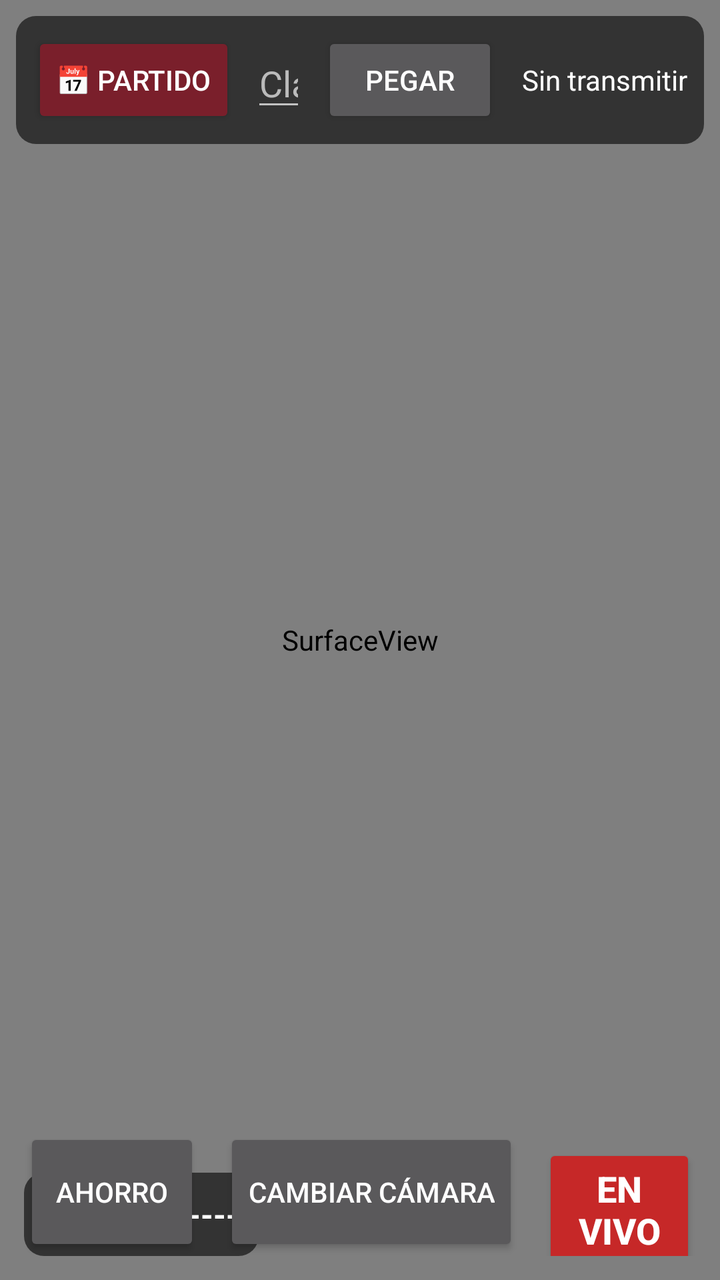
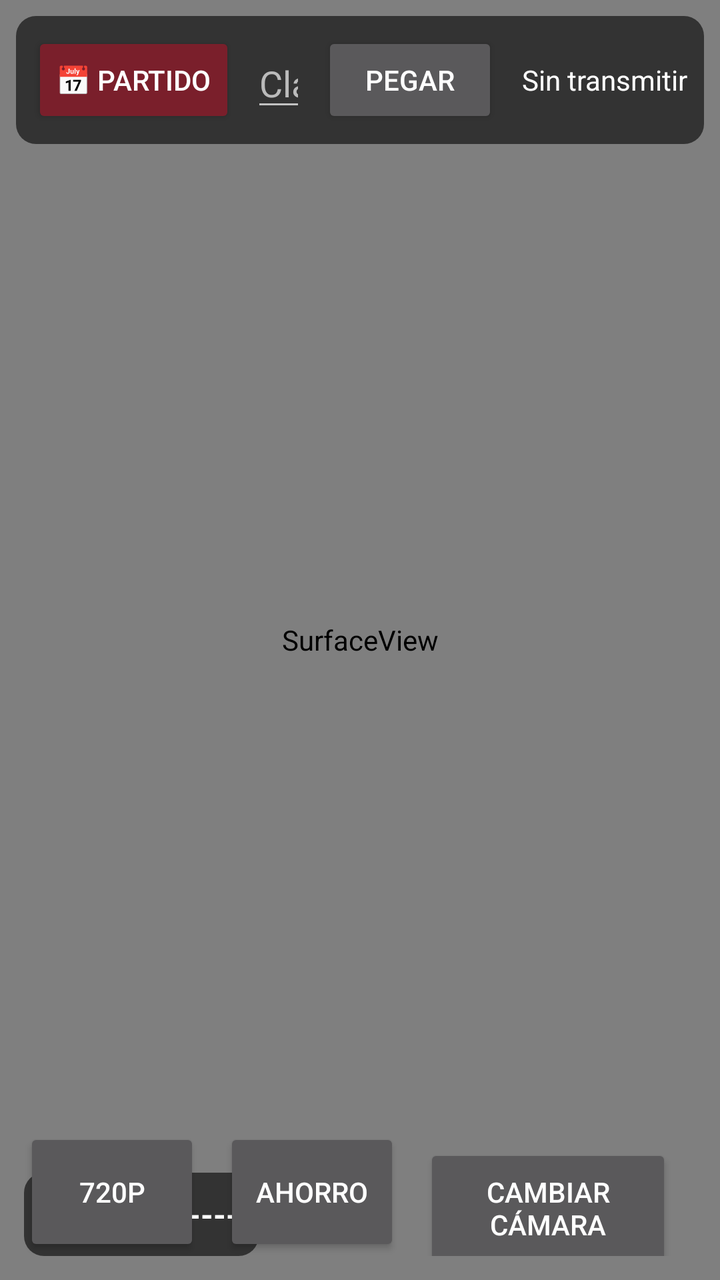

An Android layout rendered at two revisions. The XML below is the earlier revision; the diff shows what the commit changed to produce the second picture.
<!-- AndroidManifest.xml: application theme Theme.LaPenaLive -->
<!-- res/layout/activity_main.xml -->
<?xml version="1.0" encoding="utf-8"?>
<FrameLayout xmlns:android="http://schemas.android.com/apk/res/android"
  android:id="@+id/root"
  android:layout_width="match_parent"
  android:layout_height="match_parent"
  android:keepScreenOn="true"
  android:background="@android:color/black">

  <SurfaceView
    android:id="@+id/surfaceView"
    android:layout_width="match_parent"
    android:layout_height="match_parent" />

  
  <LinearLayout
    android:layout_width="match_parent"
    android:layout_height="wrap_content"
    android:layout_gravity="top"
    android:orientation="vertical">

  <LinearLayout
    android:id="@+id/topPanel"
    android:layout_width="match_parent"
    android:layout_height="wrap_content"
    android:layout_margin="8dp"
    android:background="@drawable/panel_bg"
    android:orientation="horizontal"
    android:padding="8dp"
    android:gravity="center_vertical">

    <Button
      android:id="@+id/btnMatch"
      android:layout_width="wrap_content"
      android:layout_height="wrap_content"
      android:layout_marginEnd="8dp"
      android:backgroundTint="#7A1F2B"
      android:textColor="@android:color/white"
      android:text="📅 PARTIDO" />

    <EditText
      android:id="@+id/etKey"
      android:layout_width="0dp"
      android:layout_height="wrap_content"
      android:layout_weight="1"
      android:hint="@string/hint_key"
      android:inputType="textPassword"
      android:imeOptions="actionDone|flagNoExtractUi|flagNoFullscreen"
      android:singleLine="true"
      android:textColor="@android:color/white"
      android:textColorHint="#BBBBBB" />

    <Button
      android:id="@+id/btnPaste"
      android:layout_width="wrap_content"
      android:layout_height="wrap_content"
      android:layout_marginStart="8dp"
      android:text="PEGAR" />

    <TextView
      android:id="@+id/tvStatus"
      android:layout_width="wrap_content"
      android:layout_height="wrap_content"
      android:layout_marginStart="12dp"
      android:text="Sin transmitir"
      android:textColor="@android:color/white"
      android:textSize="14sp" />
  </LinearLayout>

  <TextView
    android:id="@+id/tvMatch"
    android:layout_width="wrap_content"
    android:layout_height="wrap_content"
    android:layout_marginStart="8dp"
    android:background="@drawable/panel_bg"
    android:paddingStart="10dp"
    android:paddingEnd="10dp"
    android:paddingTop="4dp"
    android:paddingBottom="4dp"
    android:textColor="@android:color/white"
    android:visibility="gone" />
  </LinearLayout>

  
  <TextView
    android:id="@+id/tvCode"
    android:layout_width="wrap_content"
    android:layout_height="wrap_content"
    android:layout_gravity="bottom|start"
    android:layout_margin="12dp"
    android:background="@drawable/panel_bg"
    android:padding="10dp"
    android:text="Código: ------"
    android:textColor="@android:color/white"
    android:textSize="16sp"
    android:textStyle="bold" />

  
  <LinearLayout
    android:layout_width="wrap_content"
    android:layout_height="wrap_content"
    android:layout_gravity="bottom|end"
    android:layout_margin="12dp"
    android:orientation="horizontal">

    <Button
      android:id="@+id/btnSaver"
      android:layout_width="wrap_content"
      android:layout_height="64dp"
      android:layout_marginEnd="12dp"
      android:text="AHORRO" />

    <Button
      android:id="@+id/btnSwitch"
      android:layout_width="wrap_content"
      android:layout_height="64dp"
      android:layout_marginEnd="12dp"
      android:text="@string/switch_camera" />

    <Button
      android:id="@+id/btnStartStop"
      android:layout_width="wrap_content"
      android:layout_height="64dp"
      android:minWidth="160dp"
      android:backgroundTint="#C62828"
      android:textColor="@android:color/white"
      android:textStyle="bold"
      android:textSize="18sp"
      android:text="@string/start" />
  </LinearLayout>

  
  <TextView
    android:id="@+id/saverCover"
    android:layout_width="match_parent"
    android:layout_height="match_parent"
    android:background="#FF000000"
    android:gravity="center"
    android:text="Modo ahorro · la transmisión sigue\nTocá la pantalla para volver"
    android:textColor="#555555"
    android:textSize="16sp"
    android:visibility="gone" />
</FrameLayout>
<!-- resources referenced by this layout -->
<resources>
  <!-- drawable panel_bg (drawable) -->
  <?xml version="1.0" encoding="utf-8"?>
  <shape xmlns:android="http://schemas.android.com/apk/res/android">
    <solid android:color="#99000000" />
    <corners android:radius="10dp" />
  </shape>
  <string name="hint_key">Clave de transmisión de YouTube</string>
  <string name="start">EN VIVO ▶</string>
  <string name="switch_camera">Cambiar cámara</string>
  <style name="Theme.LaPenaLive" parent="Theme.AppCompat.NoActionBar">
      <item name="android:windowFullscreen">true</item>
      <item name="android:windowBackground">@android:color/black</item>
      <item name="colorPrimary">#7A1F2B</item>
      <item name="colorAccent">#C62828</item>
    </style>
</resources>

<!-- the commit's change to res/layout/activity_main.xml (unified diff, before → after) -->
@@ -103,6 +103,13 @@
     android:orientation="horizontal">
 
     <Button
+      android:id="@+id/btnQuality"
+      android:layout_width="wrap_content"
+      android:layout_height="64dp"
+      android:layout_marginEnd="12dp"
+      android:text="720p" />
+
+    <Button
       android:id="@+id/btnSaver"
       android:layout_width="wrap_content"
       android:layout_height="64dp"
